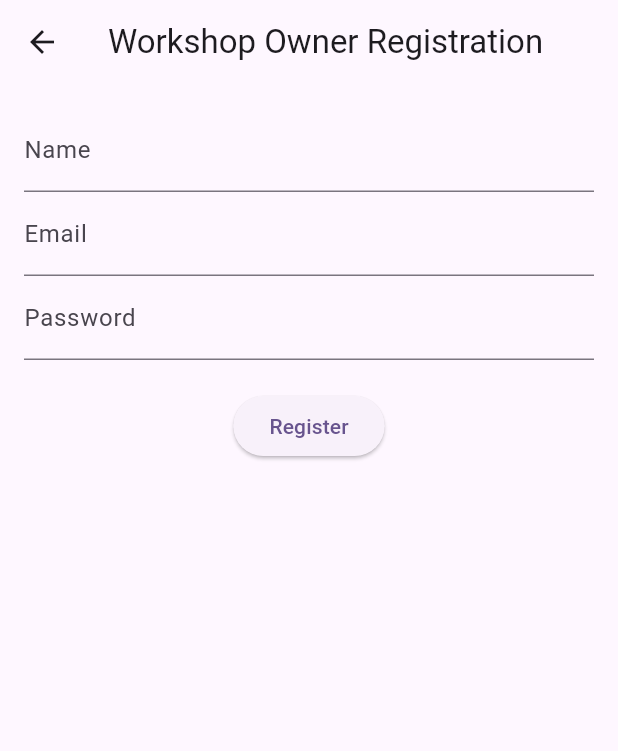
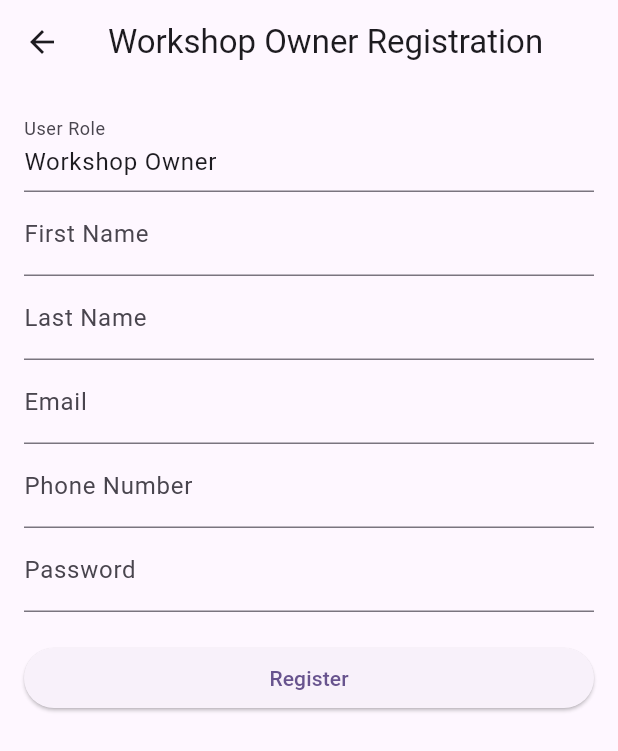
Before and after one commit to IzzatHaikal0/Workshop-Management-System-WMS-Group-7, a Flutter app: the MyHomePage screen opened directly, item 3 of the bottom bar chosen, after a tap on "Workshop Owner", on a phone screen of 412 x 824 dp. Shown: the top 751 px of the screen. Run offline on Flutter 3.47's test engine with Material 3 defaults, Android fonts, the light colour scheme and no system bars; our stand-ins replace logger.

Commit message:
Add new screens

```diff
--- a/lib/main.dart
+++ b/lib/main.dart
@@ -1,7 +1,5 @@
 import 'package:flutter/material.dart';
-import 'package:workshop_management_system/Screens/registration/role_selection_page.dart';
-import 'package:workshop_management_system/Screens/registration/foreman_register_page.dart';
-import 'package:workshop_management_system/Screens/registration/workshop_owner_register_page.dart';
+import 'screens/registration/role_selection_page.dart';
 
 void main() {
   runApp(const MyApp());
@@ -13,26 +11,18 @@
   @override
   Widget build(BuildContext context) {
     return MaterialApp(
-      title: 'Workshop Management System App',
+      title: 'Workshop Management System',
       theme: ThemeData(
         colorScheme: ColorScheme.fromSeed(seedColor: Colors.deepPurple),
         useMaterial3: true,
       ),
-      home: const MyHomePage(title: 'Workshop Management System App Home Page'),
-
-      // ✅ Add routes here:
-      routes: {
-        '/roleSelection': (context) => const RoleSelectionPage(),
-        '/workshopOwner': (context) => WorkshopOwnerRegisterPage(),
-        '/foreman': (context) => ForemanRegisterPage(),
-      },
+      home: const RoleSelectionPage(), // Start with the Role Selection Page
     );
   }
 }
 
 class MyHomePage extends StatefulWidget {
   const MyHomePage({super.key, required this.title});
-
   final String title;
 
   @override
@@ -45,7 +35,7 @@
   final List<Widget> _pages = [
     const Center(child: Text('Home Page')),
     const Center(child: Text('Page 2')),
-    const RoleSelectionPage(), // ✅ this already navigates to role selection page
+    const RoleSelectionPage(),
     const Center(child: Text('Page 4')),
     const Center(child: Text('Page 5')),
   ];
@@ -81,7 +71,7 @@
           ),
           BottomNavigationBarItem(
             icon: Icon(Icons.access_alarm),
-            label: 'aina',
+            label: 'Registration',
           ),
           BottomNavigationBarItem(
             icon: Icon(Icons.account_circle),
--- a/lib/screens/registration/role_selection_page.dart
+++ b/lib/screens/registration/role_selection_page.dart
@@ -1,4 +1,7 @@
 import 'package:flutter/material.dart';
+import 'foreman_register_page.dart';
+import 'workshop_owner_register_page.dart';
+import '../../main.dart'; // Import MyHomePage
 
 class RoleSelectionPage extends StatelessWidget {
   const RoleSelectionPage({super.key});
@@ -6,24 +9,57 @@ class RoleSelectionPage extends StatelessWidget {
   @override
   Widget build(BuildContext context) {
     return Scaffold(
-      appBar: AppBar(title: Text('Select Your Role')),
-      body: Padding(
-        padding: EdgeInsets.all(16),
+      appBar: AppBar(
+        title: const Text('Role Selection'),
+      ),
+      body: Center(
         child: Column(
           mainAxisAlignment: MainAxisAlignment.center,
           children: [
+            const Text(
+              'Choose your role',
+              style: TextStyle(fontSize: 24, fontWeight: FontWeight.bold),
+              textAlign: TextAlign.center,
+            ),
+            const SizedBox(height: 30),
             ElevatedButton(
               onPressed: () {
-                Navigator.pushNamed(context, '/workshopOwner');
+                Navigator.push(
+                  context,
+                  MaterialPageRoute(
+                    builder: (context) =>
+                        ForemanRegisterPage(userRole: 'Foreman'),
+                  ),
+                );
               },
-              child: Text('Workshop Owner'),
+              child: const Text('Foreman'),
             ),
-            SizedBox(height: 20),
+            const SizedBox(height: 20),
             ElevatedButton(
               onPressed: () {
-                Navigator.pushNamed(context, '/foreman');
+                Navigator.push(
+                  context,
+                  MaterialPageRoute(
+                    builder: (context) =>
+                        WorkshopOwnerRegisterPage(userRole: 'Workshop Owner'),
+                  ),
+                );
               },
-              child: Text('Foreman'),
+              child: const Text('Workshop Owner'),
+            ),
+            const SizedBox(height: 40),
+            // Extra: Direct skip to main app (for testing)
+            ElevatedButton(
+              onPressed: () {
+                Navigator.pushReplacement(
+                  context,
+                  MaterialPageRoute(
+                    builder: (context) =>
+                        const MyHomePage(title: 'Workshop Management System'),
+                  ),
+                );
+              },
+              child: const Text('Back to Homepage'),
             ),
           ],
         ),
--- a/lib/screens/registration/workshop_owner_register_page.dart
+++ b/lib/screens/registration/workshop_owner_register_page.dart
@@ -1,55 +1,116 @@
 import 'package:flutter/material.dart';
-import '../../../widgets/custom_button.dart';
-import '../../../widgets/custom_text_field.dart';
-import '../../../controllers/registration_controller.dart';
-import '../../../utils/validators.dart';
+import '../../main.dart'; // Import to navigate to MyHomePage
 
-class WorkshopOwnerRegisterPage extends StatelessWidget {
+class WorkshopOwnerRegisterPage extends StatefulWidget {
+  final String userRole;
+
+  const WorkshopOwnerRegisterPage({super.key, required this.userRole});
+
+  @override
+  // ignore: library_private_types_in_public_api
+  _WorkshopOwnerRegisterPageState createState() =>
+      _WorkshopOwnerRegisterPageState();
+}
+
+class _WorkshopOwnerRegisterPageState extends State<WorkshopOwnerRegisterPage> {
   final _formKey = GlobalKey<FormState>();
-  final _controller = RegistrationController();
 
-  final _nameController = TextEditingController();
+  late TextEditingController _roleController;
+  final _firstNameController = TextEditingController();
+  final _lastNameController = TextEditingController();
   final _emailController = TextEditingController();
+  final _phoneController = TextEditingController();
   final _passwordController = TextEditingController();
 
-  WorkshopOwnerRegisterPage({super.key});
+  @override
+  void initState() {
+    super.initState();
+    _roleController = TextEditingController(text: widget.userRole);
+  }
+
+  @override
+  void dispose() {
+    _roleController.dispose();
+    _firstNameController.dispose();
+    _lastNameController.dispose();
+    _emailController.dispose();
+    _phoneController.dispose();
+    _passwordController.dispose();
+    super.dispose();
+  }
+
+  void _register() {
+    if (_formKey.currentState!.validate()) {
+      ScaffoldMessenger.of(context).showSnackBar(
+        const SnackBar(content: Text('Workshop Owner registration successful')),
+      );
+
+      // Navigate to main app home page
+      Navigator.pushReplacement(
+        context,
+        MaterialPageRoute(
+          builder: (context) => const MyHomePage(
+              title: 'Workshop Management System App Home Page'),
+        ),
+      );
+    }
+  }
 
   @override
   Widget build(BuildContext context) {
     return Scaffold(
-      appBar: AppBar(title: Text('Workshop Owner Registration')),
+      appBar: AppBar(
+        title: const Text('Workshop Owner Registration'),
+      ),
       body: Padding(
-        padding: EdgeInsets.all(16),
+        padding: const EdgeInsets.all(16.0),
         child: Form(
           key: _formKey,
-          child: Column(
+          child: ListView(
             children: [
-              CustomTextField(controller: _nameController, label: 'Name'),
-              CustomTextField(
+              TextFormField(
+                controller: _roleController,
+                readOnly: true,
+                decoration: const InputDecoration(
+                  labelText: 'User Role',
+                ),
+              ),
+              TextFormField(
+                controller: _firstNameController,
+                decoration: const InputDecoration(labelText: 'First Name'),
+                validator: (value) =>
+                    value == null || value.isEmpty ? 'Enter first name' : null,
+              ),
+              TextFormField(
+                controller: _lastNameController,
+                decoration: const InputDecoration(labelText: 'Last Name'),
+                validator: (value) =>
+                    value == null || value.isEmpty ? 'Enter last name' : null,
+              ),
+              TextFormField(
                 controller: _emailController,
-                label: 'Email',
-                validator: Validators.validateEmail,
+                decoration: const InputDecoration(labelText: 'Email'),
+                validator: (value) =>
+                    value == null || value.isEmpty ? 'Enter email' : null,
               ),
-              CustomTextField(
+              TextFormField(
+                controller: _phoneController,
+                decoration: const InputDecoration(labelText: 'Phone Number'),
+                validator: (value) => value == null || value.isEmpty
+                    ? 'Enter phone number'
+                    : null,
+              ),
+              TextFormField(
                 controller: _passwordController,
-                label: 'Password',
+                decoration: const InputDecoration(labelText: 'Password'),
                 obscureText: true,
+                validator: (value) =>
+                    value == null || value.isEmpty ? 'Enter password' : null,
               ),
-              SizedBox(height: 20),
-              CustomButton(
-                label: 'Register',
-                onPressed: () {
-                  if (_formKey.currentState!.validate()) {
-                    _controller.registerWorkshopOwner(
-                      _nameController.text,
-                      _emailController.text,
-                      _passwordController.text,
-                    );
-                    ScaffoldMessenger.of(context).showSnackBar(
-                      SnackBar(content: Text('Registered Successfully')),
-                    );
-                  }
-                },
+              const SizedBox(height: 20),
+              ElevatedButton(
+                onPressed: _register,
+                child: const Text('Register'),
               ),
             ],
           ),
```
Also changed, not shown: lib/routes/app_routes.dart (deleted, +0 -12 lines), lib/screens/registration/foreman_register_page.dart (+92 -32 lines).
